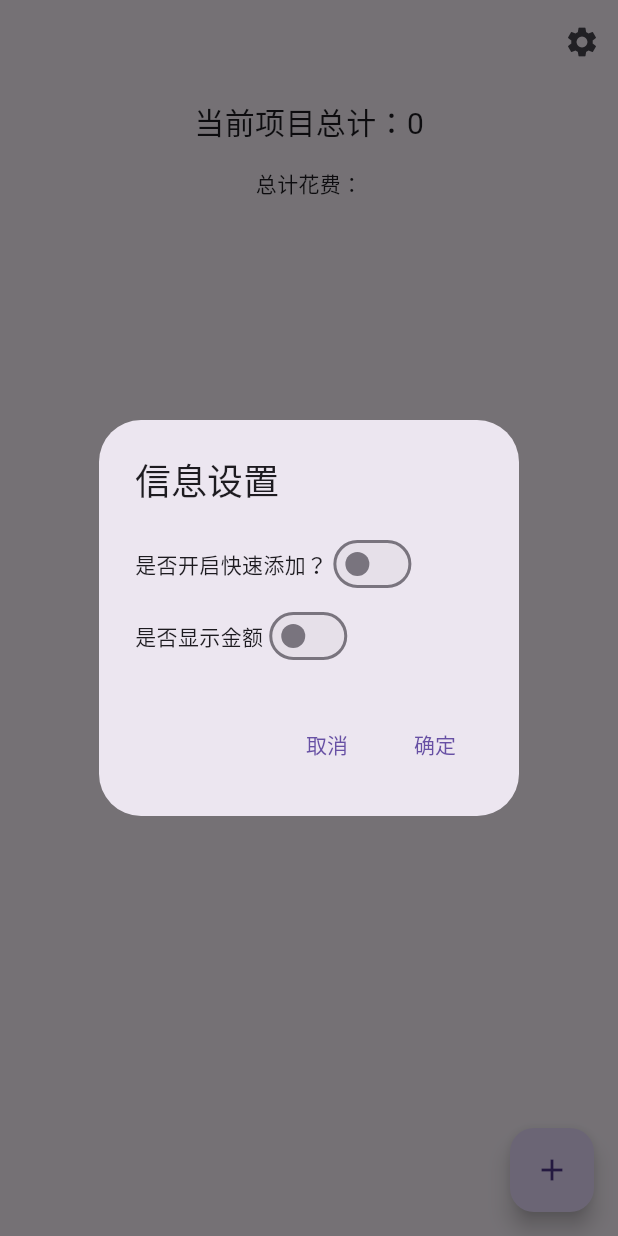
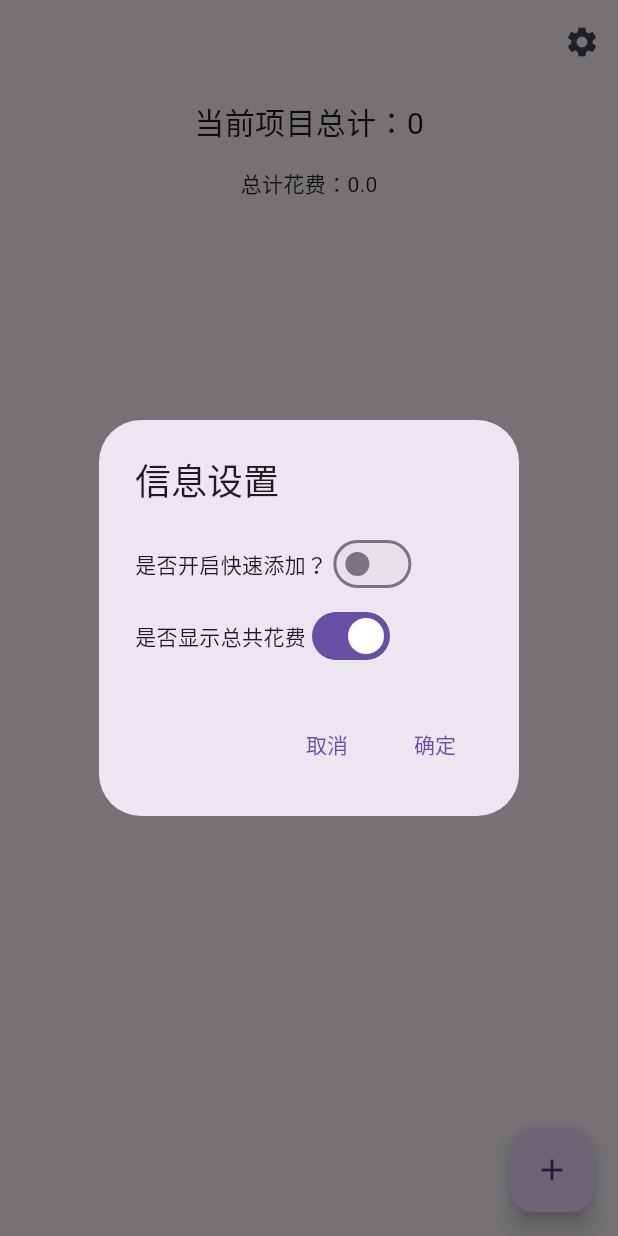
Before and after one commit to fmqwd/count_tools, a Flutter app: the SubProjectInfoPage screen opened directly with empty values, after a tap on the "settings" icon, on a phone screen of 412 x 824 dp. Run offline on Flutter 3.47's test engine with Material 3 defaults, Android fonts, the phone set to English and light mode, and no system bars; our stand-ins replace flutter_colorpicker, shared_preferences, sqflite; accounts and stored records are empty; network calls fail.

Commit message:
feat(home_page): 添加自动检查更新功能并优化子项目信息页交互
feat(subproject_info_page): 引入快速添加与删除项的功能及设置选项

feat(setting_page): 增加更新设置开关

feat(dialogs): 创建版本检查对话框并调整设置对话框以支持新功能

utils: 更新数据工具方法以支持唯一ID生成和获取当前日期

settings: 调整设置实用程序以存储和检索更新偏好设置

```diff
--- a/lib/page/dialog/subproject_info_setting_dialog.dart
+++ b/lib/page/dialog/subproject_info_setting_dialog.dart
@@ -49,7 +49,7 @@ class SettingDialogState extends State<SettingDialog> {
               crossAxisAlignment: CrossAxisAlignment.start,
               children: [
                 _buildSwitch('是否开启快速添加？', 'isQuickAdd', false),
-                _buildSwitch('是否显示金额', 'isShowTotalPrice', true),
+                _buildSwitch('是否显示总共花费', 'isShowTotalPrice', true),
               ]),
           actions: [
             TextButton(
--- a/lib/page/subproject_info_page/subproject_info_page.dart
+++ b/lib/page/subproject_info_page/subproject_info_page.dart
@@ -36,11 +36,8 @@ class _SubProjectInfoPageState extends State<SubProjectInfoPage> {
                 onPressed: () => _vm.showSettingDialog(context)),
           ]),
           body: Center(child: _buildPersonInfoContent(widget.parentData.count)),
-          floatingActionButton: Builder(
-            builder: (context) => FloatingActionButton(
-                child: const Icon(Icons.add),
-                onPressed: () => _vm.addItemDialog(context, widget.parentData, widget.projectId)),
-          )));
+          floatingActionButton:
+              Builder(builder: (context) => _buildFloatButton())));
 
   Widget _buildPersonInfoContent(String count) => Column(children: [
         _buildPersonInfoTitle(),
@@ -63,13 +60,22 @@ class _SubProjectInfoPageState extends State<SubProjectInfoPage> {
   Widget _buildPersonInfoItem() => Container(
       margin: const EdgeInsets.symmetric(vertical: 6),
       child: Consumer<SubProjectInfoViewModel>(
-            builder: (context, model, child) => Text("总计花费：${model.cost}")),
-      );
+        builder: (context, model, child) {
+          if (model.isShowPrice) {
+            return Text('总计花费：${model.cost}');
+          } else {
+            return const SizedBox();
+          }
+        },
+      ));
 
   Widget _buildPersonInfoList() => Container(
         margin: const EdgeInsets.symmetric(vertical: 6),
         child: Consumer<SubProjectInfoViewModel>(
           builder: (context, model, child) {
+            if (model.isQuickAdd) {
+              return _buildQuickAddInfo();
+            }
             if (model.items.isEmpty) {
               return const Center(child: Text('没有项目，点击+添加'));
             }
@@ -86,4 +92,30 @@ class _SubProjectInfoPageState extends State<SubProjectInfoPage> {
           },
         ),
       );
+
+  Widget _buildQuickAddInfo() => Container(
+    alignment: Alignment.center,
+      margin: const EdgeInsets.symmetric(horizontal: 32),
+      child: const Text("当前为快速添加模式，点击+将直接添加一个价格为0，日期为今天的项目，点击-将减少最后添加的项目（最少为0））"));
+
+  Widget _buildFloatButton() =>
+      Consumer<SubProjectInfoViewModel>(builder: (context, model, child) {
+        if (model.isQuickAdd) {
+          return Row(mainAxisSize: MainAxisSize.min, children: [
+            FloatingActionButton(
+                child: const Icon(Icons.add),
+                onPressed: () => model.addItemClick(
+                    context, widget.parentData, widget.projectId)),
+            const SizedBox(width: 10),
+            FloatingActionButton(
+                child: const Icon(Icons.remove),
+                onPressed: () => model.deleteItemClick(context,widget.parentData.id))
+          ]);
+        } else {
+          return FloatingActionButton(
+              child: const Icon(Icons.add),
+              onPressed: () => model.addItemDialog(
+                  context, widget.parentData, widget.projectId));
         }
+      });
+}
--- a/lib/page/subproject_info_page/subproject_info_page_vm.dart
+++ b/lib/page/subproject_info_page/subproject_info_page_vm.dart
@@ -4,6 +4,7 @@ import 'package:count_tools/data/model/item_data.dart';
 import 'package:count_tools/data/model/sub_project_data.dart';
 import 'package:count_tools/page/dialog/add_item_dialog.dart';
 import 'package:count_tools/page/dialog/subproject_info_setting_dialog.dart';
+import 'package:count_tools/utils/data_utils.dart';
 import 'package:count_tools/utils/safe_utils.dart';
 import 'package:count_tools/utils/setting_utils.dart';
 import 'package:flutter/material.dart';
@@ -13,25 +14,30 @@ class SubProjectInfoViewModel extends ChangeNotifier {
   final SubProjectDbHelper subProjectDbHelper = SubProjectDbHelper();
 
   List<ItemData> _items = [];
+
   List<ItemData> get items => _items;
 
   List<String> _dates = [];
+
   List<String> get dates => _dates;
 
   String _cost = '';
+
   String get cost => _cost;
 
   bool _isShowPrice = true;
+
   bool get isShowPrice => _isShowPrice;
 
   bool _isQuickAdd = false;
+
   bool get isQuickAdd => _isQuickAdd;
 
   Future<void> loadItems(String parentId) async {
     await _loadShared();
     _items = await itemDBHelper.getByParent(parentId);
     _dates = _items.map((e) => e.date).toSet().toList();
-    if (_isShowPrice) loadCost();
+    loadCost();
     notifyListeners();
   }
 
@@ -69,9 +75,9 @@ class SubProjectInfoViewModel extends ChangeNotifier {
     await loadItems(datas.first.parentId);
   }
 
-  Future<void> deleteItem(String id) async {
+  Future<void> deleteItem(String id, String parentId) async {
     await itemDBHelper.delete(id);
-    await loadItems(id);
+    await loadItems(parentId);
   }
 
   Future<void> updateSubProject(SubProjectData data) async {
@@ -80,7 +86,31 @@ class SubProjectInfoViewModel extends ChangeNotifier {
     await subProjectDbHelper.update(dataUpdate);
   }
 
-  addItemDialog(BuildContext context, SubProjectData data, String id) =>
+  addItemClick(BuildContext context, SubProjectData data, String id) {
+    if (_isQuickAdd) {
+      addItem(ItemData(
+          id: generateUniqueId(),
+          price: "0",
+          eventName: "",
+          date: getCurrentDate(),
+          itemName: data.name,
+          type: "",
+          parentId: data.id,
+          projectId: id,
+          ext: ""));
+    } else {
+      addItemDialog(context, data, id);
+    }
+  }
+
+  deleteItemClick(BuildContext context, String id) =>
+      deleteItem(items.last.id, id);
+
+  addItemLongClick(BuildContext context, SubProjectData data, String id) =>
+      addItemDialog(context, data, id);
+
+  addItemDialog(
+          BuildContext context, SubProjectData data, String id) =>
       showDialog(
           context: context,
           builder: (BuildContext dialogContext) =>
--- a/lib/utils/setting_utils.dart
+++ b/lib/utils/setting_utils.dart
@@ -50,9 +50,8 @@ class SettingUtils {
     }
   }
 
-  static Future<void> setThemeColor(String color) async {
+  static Future<void> setThemeColor(String color) async =>
       await SharedUtils.setString("themeColor", color);
-  }
 
   static Future<Widget> getThemeColorWidget() async =>
       _getThemeColorWidget(await getThemeColor());
@@ -65,15 +64,12 @@ class SettingUtils {
       );
 
   //设置全局theme颜色
-  static Future<void> setThemeColorWidget(MaterialColor color) async {
+  static Future<void> setThemeColorWidget(MaterialColor color) async =>
       await SharedUtils.setString("themeColor", color.value.toString());
-  }
 
   //获取projectInfo页面显示行数
-  static Future<int> getProjectInfoRowNum() async {
-    int rowNum = await SharedUtils.getInt("projectInfoRowNum");
-    return rowNum;
-  }
+  static Future<int> getProjectInfoRowNum() async =>
+      await SharedUtils.getInt("projectInfoRowNum");
 
   //设置projectInfo页面显示行数
   static Future<void> setProjectInfoRowNum(int rowNum) async {
@@ -86,54 +82,60 @@ class SettingUtils {
   }
 
   //获取projectInfo页面排序依据
-  static Future<String> getProjectInfoSort() async {
-    return await SharedUtils.getString("projectInfoSort");
-  }
+  static Future<String> getProjectInfoSort() async =>
+      await SharedUtils.getString("projectInfoSort");
 
   //设置projectInfo页面排序方式
-  static Future<void> setProjectInfoSortDirection(String sortDirection) async {
+  static Future<void> setProjectInfoSortDirection(String sortDirection) async =>
       await SharedUtils.setString("projectInfoSortDirection", sortDirection);
-  }
 
   //判断是否首次进入app
-  static Future<bool> isNotFirstEnter() async {
-    return await SharedUtils.getBool("isNotFirstEnter");
-  }
+  static Future<bool> isNotFirstEnter() async =>
+      await SharedUtils.getBool("isNotFirstEnter");
 
   //设置首次进入app
-  static Future<void> setIsNotFirstEnter() async {
+  static Future<void> setIsNotFirstEnter() async =>
       await SharedUtils.setBool("isNotFirstEnter", true);
-  }
 
   //获取显示模式
-  static Future<String> getShowMode() async {
-    return await SharedUtils.getString("showMode");
-  }
+  static Future<String> getShowMode() async =>
+      await SharedUtils.getString("showMode");
 
   //设置显示模式
-  static Future<void> setShowMode(String showMode) async {
+  static Future<void> setShowMode(String showMode) async =>
       await SharedUtils.setString("showMode", showMode);
-  }
 
   //设置是否快速添加
-  static Future<void> setIsQuickAdd(bool isQuickAdd) async {
+  static Future<void> setIsQuickAdd(bool isQuickAdd) async =>
       await SharedUtils.setBool("isQuickAdd", isQuickAdd);
-  }
 
   //获取是否快速添加
-  static Future<bool> getIsQuickAdd() async {
-    return await SharedUtils.getBool("isQuickAdd");
-  }
+  static Future<bool> getIsQuickAdd() async =>
+      await SharedUtils.getBool("isQuickAdd");
 
   //设置是否显示总价
-  static Future<void> setIsShowTotalPrice(bool isShowTotalPrice) async {
+  static Future<void> setIsShowTotalPrice(bool isShowTotalPrice) async =>
       await SharedUtils.setBool("isShowTotalPrice", isShowTotalPrice);
-  }
 
   //获取是否显示总价
-  static Future<bool> getIsShowTotalPrice() async {
-    return await SharedUtils.getBool("isShowTotalPrice");
-  }
+  static Future<bool> getIsShowTotalPrice() async =>
+      await SharedUtils.getBool("isShowTotalPrice");
+
+  //设置是否主动接受更新
+  static Future<void> setIsAutoUpdate(bool isAutoUpdate) async =>
+      await SharedUtils.setBool("isAutoUpdate", isAutoUpdate);
+
+  //获取是否主动接受更新
+  static Future<bool> getIsAutoUpdate() async =>
+      await SharedUtils.getBool("isAutoUpdate");
+
+  //设置最后提示更新的日期
+  static Future<void> setLastUpdateDate(String lastUpdateDate) async =>
+      await SharedUtils.setString("lastUpdateDate", lastUpdateDate);
+
+  //获取最后提示更新的日期
+  static Future<String> getLastUpdateDate() async =>
+      await SharedUtils.getString("lastUpdateDate");
 }
 
 Widget getThemeColorWidget() => FutureBuilder<Widget>(
```
Also changed, not shown: lib/app.dart (+2 -5 lines), lib/page/dialog/version_check_dialog.dart (+26 -4 lines), lib/page/home_page/home_page.dart (+11 -0 lines), lib/page/setting_page/setting_page.dart (+30 -4 lines), lib/utils/data_utils.dart (+10 -0 lines). Lines whose indentation alone changed are shown as unchanged.
